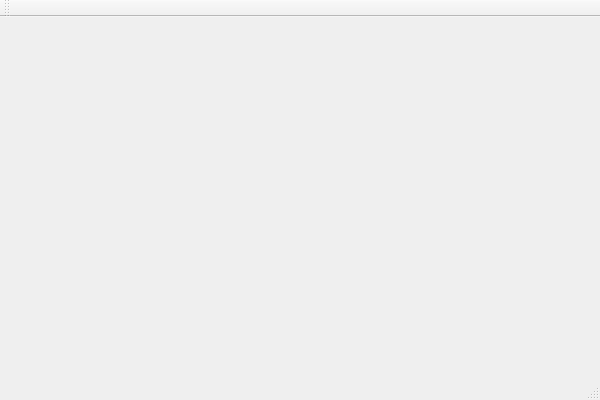
Old version of the form mainwindow.ui in the repository TERRANZ/terragraph2.
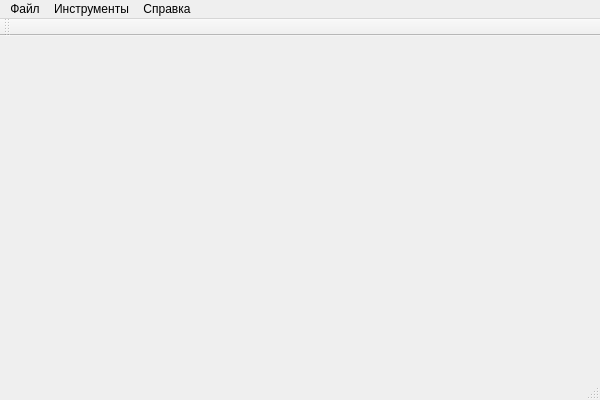
New version of the form.

Commit message: растягиваю проект, добавил необходимые классы

The edit to the form file:
```diff
--- a/mainwindow.ui
+++ b/mainwindow.ui
@@ -25,6 +25,35 @@
      <height>25</height>
     </rect>
    </property>
+   <widget class="QMenu" name="menu">
+    <property name="title">
+     <string>Файл</string>
+    </property>
+    <addaction name="actOpen"/>
+    <addaction name="actSave"/>
+    <addaction name="ActSaveAs"/>
+    <addaction name="separator"/>
+    <addaction name="ActExit"/>
+   </widget>
+   <widget class="QMenu" name="menu_2">
+    <property name="title">
+     <string>Инструменты</string>
+    </property>
+    <addaction name="actAddVert"/>
+    <addaction name="actAddArr"/>
+    <addaction name="actDel"/>
+   </widget>
+   <widget class="QMenu" name="menu_3">
+    <property name="title">
+     <string>Справка</string>
+    </property>
+    <addaction name="actAbout"/>
+    <addaction name="actAbutUs"/>
+    <addaction name="ActAboutQt"/>
+   </widget>
+   <addaction name="menu"/>
+   <addaction name="menu_2"/>
+   <addaction name="menu_3"/>
   </widget>
   <widget class="QToolBar" name="mainToolBar">
    <attribute name="toolBarArea">
```
Left out of the diff: 55 changed lines with no effect on the pictures. The commit also changes 2 other files.
